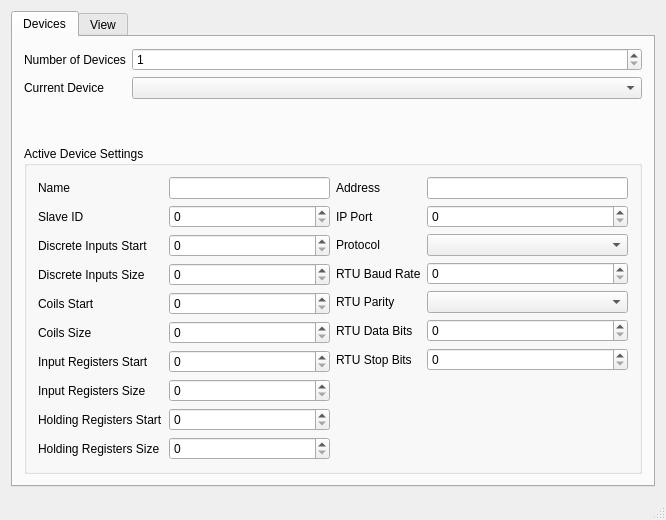
First picture: the form in mainwindow.ui, repository ctag/modbusconf, before the edit.
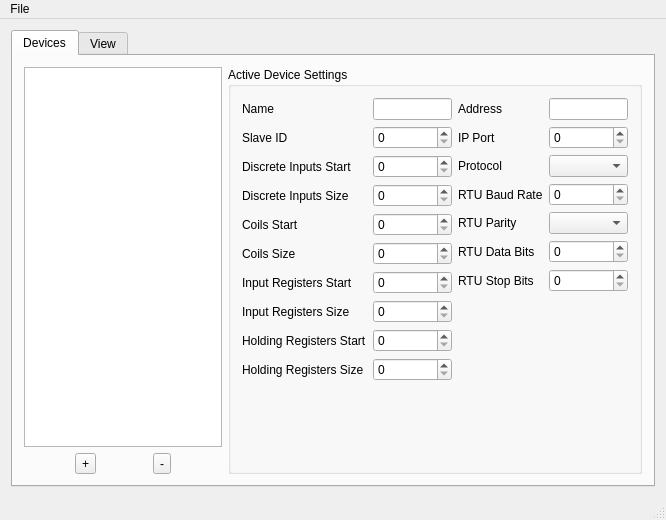
Second picture: the form after the edit.

Commit message: Migrated UI to a list view of devices.

What changed in the file:
```diff
--- a/mainwindow.ui
+++ b/mainwindow.ui
@@ -24,32 +24,29 @@
        <attribute name="title">
         <string>Devices</string>
        </attribute>
+       <layout class="QHBoxLayout" name="horizontalLayout_3">
+        <item>
        <layout class="QVBoxLayout" name="verticalLayout">
         <item>
-         <layout class="QFormLayout" name="formLayout">
-          <item row="0" column="1">
-           <widget class="QSpinBox" name="spinBox_numDevices">
-            <property name="minimum">
-             <number>1</number>
-            </property>
-           </widget>
+           <widget class="QListWidget" name="listWidget_devices"/>
           </item>
-          <item row="0" column="0">
-           <widget class="QLabel" name="label">
+          <item>
+           <layout class="QHBoxLayout" name="horizontalLayout_4">
+            <item>
+             <widget class="QToolButton" name="toolButton_addDevice">
             <property name="text">
-             <string>Number of Devices</string>
+               <string>+</string>
             </property>
            </widget>
           </item>
-          <item row="1" column="0">
-           <widget class="QLabel" name="label_2">
+            <item>
+             <widget class="QToolButton" name="toolButton_delDevice">
             <property name="text">
-             <string>Current Device</string>
+               <string>-</string>
             </property>
            </widget>
           </item>
-          <item row="1" column="1">
-           <widget class="QComboBox" name="comboBox_currentDevice"/>
+           </layout>
           </item>
          </layout>
         </item>
@@ -260,6 +257,15 @@
      <height>19</height>
     </rect>
    </property>
+   <widget class="QMenu" name="menuFile">
+    <property name="title">
+     <string>File</string>
+    </property>
+    <addaction name="actionSave"/>
+    <addaction name="actionOpen"/>
+    <addaction name="actionExit"/>
+   </widget>
+   <addaction name="menuFile"/>
   </widget>
   <widget class="QStatusBar" name="statusBar"/>
  </widget>
```
Left out of the diff: 18 changed lines with no effect on the pictures. Lines whose indentation alone changed are shown as unchanged. The commit also changes 2 other files.
